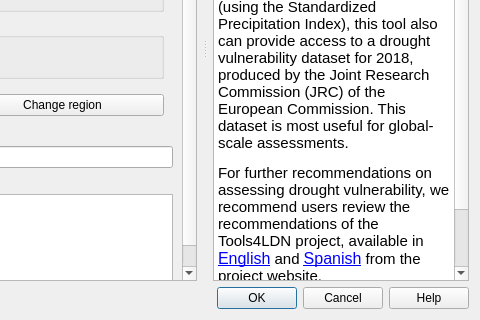
First picture: the form in LDMP/gui/DlgCalculateDrought.ui, repository ConservationInternational/trends.earth, before the edit; both pictures show x 275 to 755 and y 197 to 517 of the 755 by 517 pixel window.
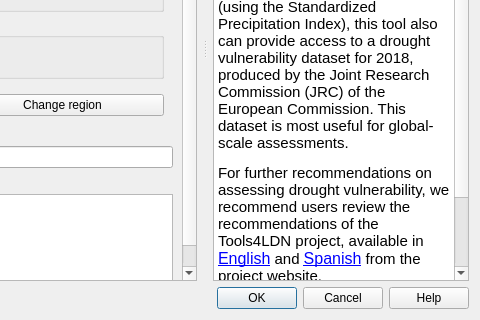
Second picture: the form after the edit.

```diff
--- a/LDMP/gui/DlgCalculateDrought.ui
+++ b/LDMP/gui/DlgCalculateDrought.ui
@@ -423,7 +423,7 @@
 &lt;p style=&quot; margin-top:12px; margin-bottom:12px; margin-left:0px; margin-right:0px; -qt-block-indent:0; text-indent:0px;&quot;&gt;&lt;span style=&quot; font-family:'Ubuntu'; font-size:11pt;&quot;&gt;In addition to indicators of drought derived from precipitation data (using the Standardized Precipitation Index), this tool also can provide access to a drought vulnerability dataset for 2018, produced by the Joint Research Commission (JRC) of the European Commission. This dataset is most useful for global-scale assessments.&lt;/span&gt;&lt;/p&gt;
 &lt;p style=&quot; margin-top:12px; margin-bottom:12px; margin-left:0px; margin-right:0px; -qt-block-indent:0; text-indent:0px;&quot;&gt;&lt;span style=&quot; font-family:'Ubuntu'; font-size:11pt;&quot;&gt;For further recommendations on assessing drought vulnerability, we recommend users review the recommendations of the Tools4LDN project, available in &lt;/span&gt;&lt;a href=&quot;https://static1.squarespace.com/static/5dffad039a288739c6ae0b85/t/6033f28abca1996aedc492d5/1614017200233/ci-4-Tools4LDN2-FNL+web.pdf&quot;&gt;&lt;span style=&quot; text-decoration: underline; color:#0000ff;&quot;&gt;English&lt;/span&gt;&lt;/a&gt;&lt;span style=&quot; font-family:'Ubuntu'; font-size:11pt;&quot;&gt; and &lt;/span&gt;&lt;a href=&quot;https://static1.squarespace.com/static/5dffad039a288739c6ae0b85/t/60f08dd4d2de6f76157bb62b/1626377693923/ci-3-Tools4LDN2-SPN_WebUpdate.pdf&quot;&gt;&lt;span style=&quot; text-decoration: underline; color:#0000ff;&quot;&gt;Spanish&lt;/span&gt;&lt;/a&gt;&lt;span style=&quot; font-family:'Ubuntu'; font-size:11pt;&quot;&gt; from the project website.&lt;/span&gt;&lt;/p&gt;
 &lt;p style=&quot;-qt-paragraph-type:empty; margin-top:12px; margin-bottom:12px; margin-left:0px; margin-right:0px; -qt-block-indent:0; text-indent:0px; font-family:'Ubuntu'; font-size:11pt;&quot;&gt;&lt;br /&gt;&lt;/p&gt;
-&lt;p style=&quot; margin-top:12px; margin-bottom:12px; margin-left:0px; margin-right:0px; -qt-block-indent:0; text-indent:0px;&quot;&gt;&lt;a href=&quot;http://trends.earth/docs/en/background/understanding_indicators15.html#&quot;&gt;&lt;span style=&quot; font-family:'Ubuntu'; font-size:11pt; text-decoration: underline; color:#0000ff;&quot;&gt;More information&lt;/span&gt;&lt;/a&gt;&lt;/p&gt;&lt;/body&gt;&lt;/html&gt;</string>
+&lt;p style=&quot; margin-top:12px; margin-bottom:12px; margin-left:0px; margin-right:0px; -qt-block-indent:0; text-indent:0px;&quot;&gt;&lt;a href=&quot;https://docs.trends.earth/en/latest/for_users/features/unccdreporting.html#unccd-strategic-objective-3-so-3&quot;&gt;&lt;span style=&quot; font-family:'Ubuntu'; font-size:11pt; text-decoration: underline; color:#0000ff;&quot;&gt;More information on assessing drought vulnerability&lt;/span&gt;&lt;/a&gt;&lt;/p&gt;&lt;/body&gt;&lt;/html&gt;</string>
       </property>
       <property name="openExternalLinks">
        <bool>true</bool>
```
Left out of the diff: 2 changed lines with no effect on the pictures.
